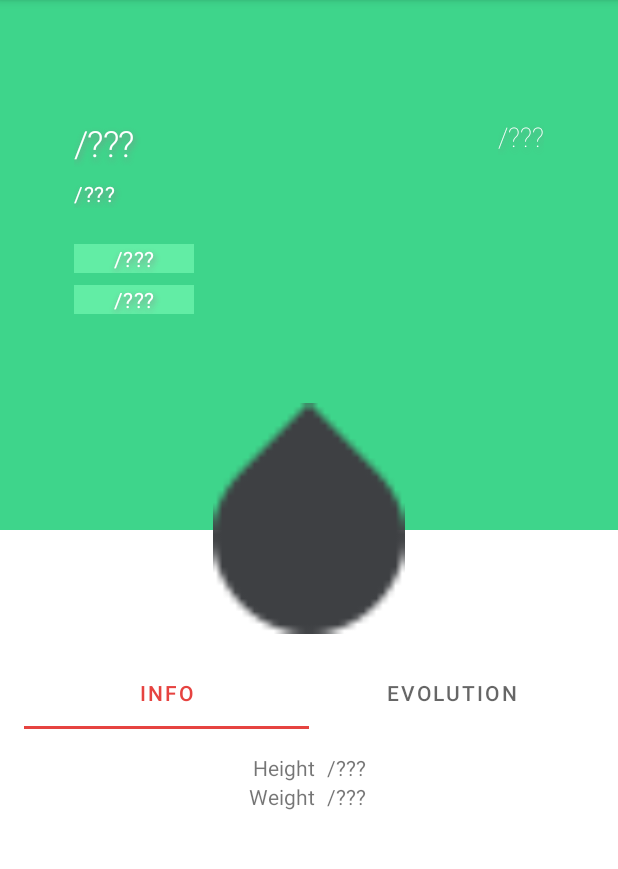
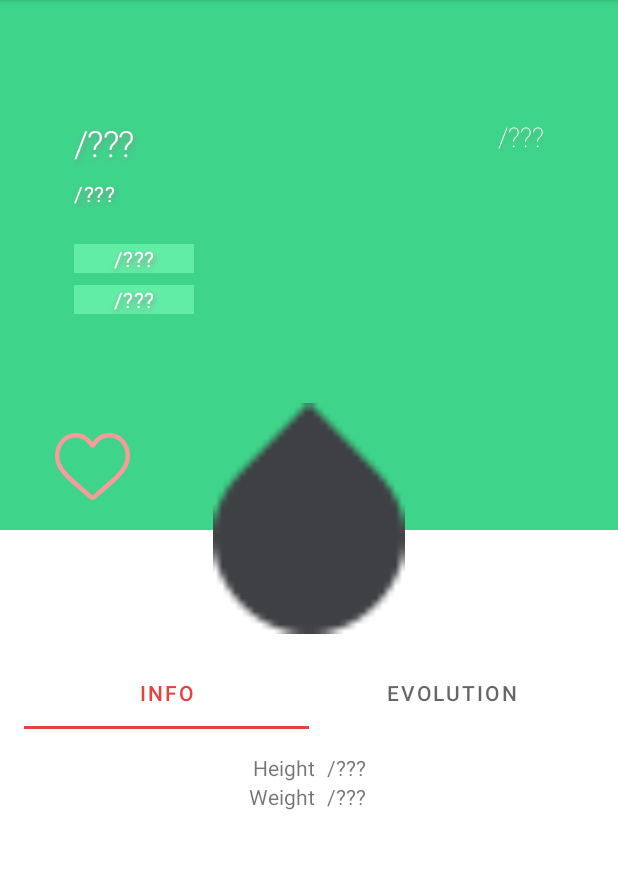
Before and after one commit to sophiebushchak/pokedex-android, an Android app: the PokemonDetailFragment screen opened through its navigation route, on a phone screen of 412 x 824 dp, the part 84-953 px from its top. Run offline under Robolectric (Android 15) with nearby library versions, the phone set to English and light mode, and no system bars; our stand-ins replace Firebase (no records; nobody signed in at launch, a user with empty details on screens opened directly); libraries missing offline, so code that uses them is left out: com.google.rpc.context; pictures from the network do not load; 1 statement that could not run was skipped.

```diff
--- /dev/null
+++ b/app/src/main/res/drawable/ic_heart.xml
@@ -0,0 +1,9 @@
+<vector xmlns:android="http://schemas.android.com/apk/res/android"
+    android:width="512dp"
+    android:height="512dp"
+    android:viewportWidth="512"
+    android:viewportHeight="512">
+  <path
+      android:fillColor="#FF000000"
+      android:pathData="m471.383,72.578c-26.504,-28.746 -62.871,-44.578 -102.41,-44.578 -29.555,0 -56.621,9.344 -80.449,27.77 -12.023,9.301 -22.918,20.68 -32.523,33.961 -9.602,-13.277 -20.5,-24.66 -32.527,-33.961 -23.824,-18.426 -50.891,-27.77 -80.445,-27.77 -39.539,0 -75.91,15.832 -102.414,44.578 -26.188,28.41 -40.613,67.223 -40.613,109.293 0,43.301 16.137,82.938 50.781,124.742 30.992,37.395 75.535,75.355 127.117,119.313 17.613,15.012 37.578,32.027 58.309,50.152 5.477,4.797 12.504,7.438 19.793,7.438 7.285,0 14.316,-2.641 19.785,-7.43 20.73,-18.129 40.707,-35.152 58.328,-50.172 51.574,-43.949 96.117,-81.906 127.109,-119.305 34.645,-41.801 50.777,-81.438 50.777,-124.742 0,-42.066 -14.426,-80.879 -40.617,-109.289zM471.383,72.578"/>
+</vector>
--- /dev/null
+++ b/app/src/main/res/drawable/ic_heart_outline.xml
@@ -0,0 +1,9 @@
+<vector xmlns:android="http://schemas.android.com/apk/res/android"
+    android:width="512.001dp"
+    android:height="512dp"
+    android:viewportWidth="512.001"
+    android:viewportHeight="512">
+  <path
+      android:fillColor="#FF000000"
+      android:pathData="m256,483.516c-7.289,0 -14.316,-2.641 -19.793,-7.438 -20.684,-18.086 -40.625,-35.082 -58.219,-50.074l-0.09,-0.078c-51.582,-43.957 -96.125,-81.918 -127.117,-119.313 -34.645,-41.805 -50.781,-81.441 -50.781,-124.742 0,-42.07 14.426,-80.883 40.617,-109.293 26.504,-28.746 62.871,-44.578 102.414,-44.578 29.555,0 56.621,9.344 80.445,27.77 12.023,9.301 22.922,20.684 32.523,33.961 9.605,-13.277 20.5,-24.66 32.527,-33.961 23.824,-18.426 50.891,-27.77 80.445,-27.77 39.539,0 75.91,15.832 102.414,44.578 26.191,28.41 40.613,67.223 40.613,109.293 0,43.301 -16.133,82.938 -50.777,124.738 -30.992,37.398 -75.531,75.355 -127.105,119.309 -17.625,15.016 -37.598,32.039 -58.328,50.168 -5.473,4.789 -12.504,7.43 -19.789,7.43zM143.031,57.992c-31.066,0 -59.605,12.398 -80.367,34.914 -21.07,22.855 -32.676,54.449 -32.676,88.965 0,36.418 13.535,68.988 43.883,105.605 29.332,35.395 72.961,72.574 123.477,115.625l0.094,0.078c17.66,15.051 37.68,32.113 58.516,50.332 20.961,-18.254 41.012,-35.344 58.707,-50.418 50.512,-43.051 94.137,-80.223 123.469,-115.617 30.344,-36.617 43.879,-69.188 43.879,-105.605 0,-34.516 -11.605,-66.109 -32.676,-88.965 -20.758,-22.516 -49.301,-34.914 -80.363,-34.914 -22.758,0 -43.652,7.234 -62.102,21.5 -16.441,12.719 -27.895,28.797 -34.609,40.047 -3.453,5.785 -9.531,9.238 -16.262,9.238s-12.809,-3.453 -16.262,-9.238c-6.711,-11.25 -18.164,-27.328 -34.609,-40.047 -18.449,-14.266 -39.344,-21.5 -62.098,-21.5zM143.031,57.992"/>
+</vector>
--- a/app/src/main/res/layout/fragment_pokemon_detail.xml
+++ b/app/src/main/res/layout/fragment_pokemon_detail.xml
@@ -194,10 +194,35 @@
         android:layout_height="0dp"
         android:elevation="4dp"
         app:layout_constraintBottom_toTopOf="@+id/imageBottom"
-        app:layout_constraintEnd_toEndOf="parent"
-        app:layout_constraintStart_toStartOf="parent"
+        app:layout_constraintEnd_toStartOf="@+id/guideline6"
+        app:layout_constraintStart_toStartOf="@+id/guideline2"
         app:layout_constraintTop_toTopOf="@+id/imageTop"
         app:srcCompat="?android:attr/textSelectHandle"
         tools:src="@tools:sample/avatars" />
 
+    <ImageView
+        android:id="@+id/ivFavouriteButton"
+        android:layout_width="50dp"
+        android:layout_height="50dp"
+        android:src="@drawable/ic_heart_outline"
+        android:tint="#FB9A9A"
+        app:layout_constraintBottom_toTopOf="@+id/topLayoutEnd"
+        app:layout_constraintEnd_toStartOf="@+id/guideline2"
+        app:layout_constraintStart_toStartOf="parent"
+        app:layout_constraintTop_toTopOf="@+id/imageTop" />
+
+    <androidx.constraintlayout.widget.Guideline
+        android:id="@+id/guideline2"
+        android:layout_width="wrap_content"
+        android:layout_height="wrap_content"
+        android:orientation="vertical"
+        app:layout_constraintGuide_percent="0.3" />
+
+    <androidx.constraintlayout.widget.Guideline
+        android:id="@+id/guideline6"
+        android:layout_width="wrap_content"
+        android:layout_height="wrap_content"
+        android:orientation="vertical"
+        app:layout_constraintGuide_percent="0.7" />
+
 </androidx.constraintlayout.widget.ConstraintLayout>
```
Also changed, not shown: app/src/main/java/com/example/pokedata/firebase/FavouritesRepository.kt (added, +91 -0 lines), app/src/main/java/com/example/pokedata/ui/pokemondetail/PokemonDetailFragment.kt (+52 -5 lines), app/src/main/java/com/example/pokedata/vm/PokemonDetailViewModel.kt (+25 -0 lines).
